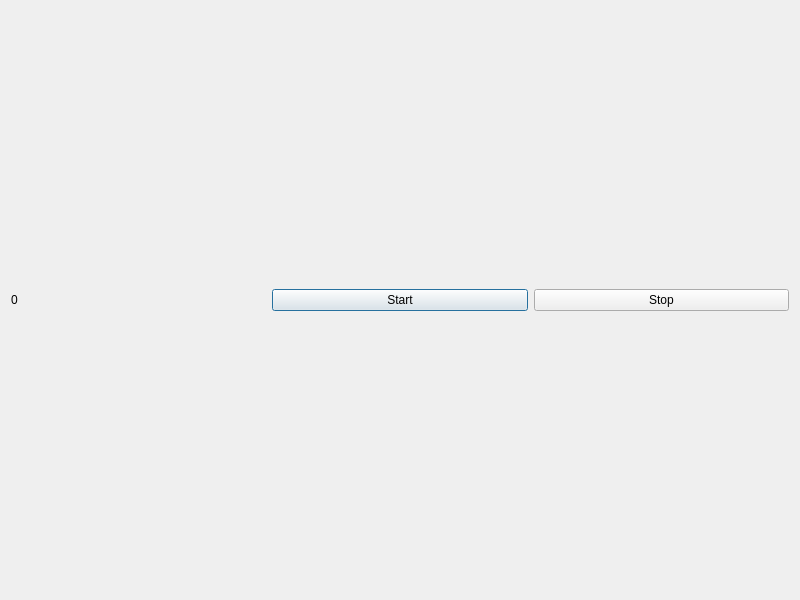
Qt form AssignmentThreading1/dialog.ui (Alfredo-Vargas/QtBasics) before a commit.
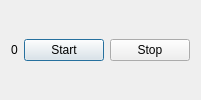
The same form after that commit.

```diff
--- a/AssignmentThreading1/dialog.ui
+++ b/AssignmentThreading1/dialog.ui
@@ -6,8 +6,8 @@
    <rect>
     <x>0</x>
     <y>0</y>
-    <width>800</width>
-    <height>600</height>
+    <width>200</width>
+    <height>100</height>
    </rect>
   </property>
   <property name="windowTitle">
```
